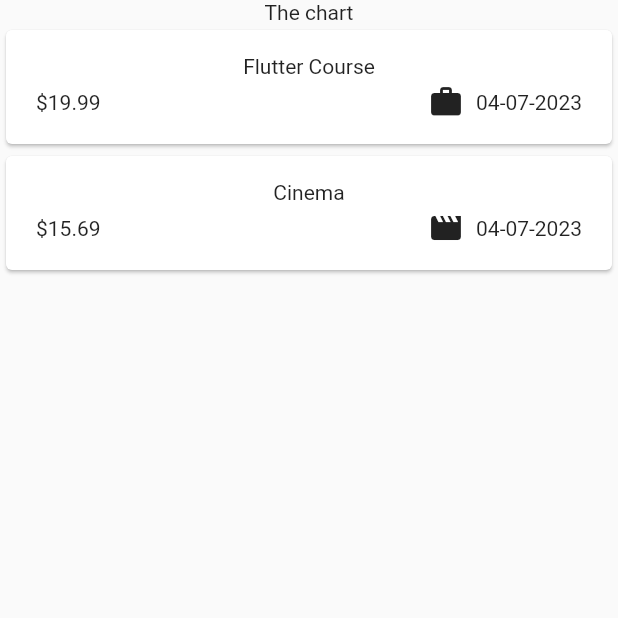
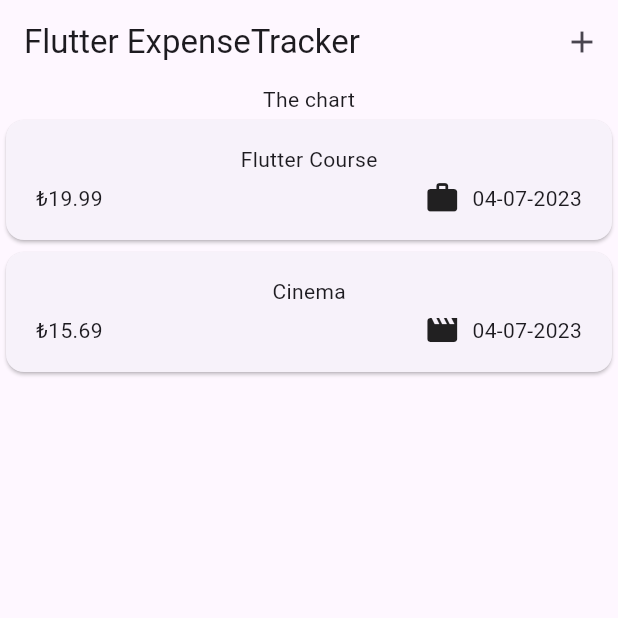
Before and after one commit to GunseliUnsal/expense_tracker_app, a Flutter app: the screen it shows after launch, on a phone screen of 412 x 824 dp, the top half of it. Run offline on Flutter 3.47's test engine with Material 2 defaults, Android fonts, the phone set to English and light mode, and no system bars.

Commit message:
Add NewExpense form widget
Implement NewExpense form widget with input fields for title and amount

```diff
--- a/lib/main.dart
+++ b/lib/main.dart
@@ -4,8 +4,9 @@ import 'widgets/expenses.dart';
 
 void main() {
   runApp(
-    const MaterialApp(
-      home: Expenses(),
+    MaterialApp(
+      theme: ThemeData(useMaterial3: true),
+      home: const Expenses(),
     ),
   );
 }
--- a/lib/widgets/expenses-list/expense_item.dart
+++ b/lib/widgets/expenses-list/expense_item.dart
@@ -16,7 +16,7 @@ class ExpenseItem extends StatelessWidget {
           const SizedBox(height: 4),
           Row(
             children: [
-              Text('\$${expense.amount.toStringAsFixed(2)}'),
+              Text('₺${expense.amount.toStringAsFixed(2)}'),
               const Spacer(),
               Row(
                 children: [
--- a/lib/widgets/expenses.dart
+++ b/lib/widgets/expenses.dart
@@ -1,6 +1,7 @@
 import 'package:flutter/material.dart';
 import 'expenses-list/expenses_list.dart';
 import '../models/expense.dart';
+import 'new_expense.dart';
 
 class Expenses extends StatefulWidget {
   const Expenses({super.key});
@@ -23,9 +24,25 @@ class _ExpensesState extends State<Expenses> {
         category: Category.leisure),
   ];
 
+  void _openAddExpenseOverlay() {
+    showModalBottomSheet(
+      context: context,
+      builder: (ctx) => const NewExpense(),
+    );
+  }
+
   @override
   Widget build(BuildContext context) {
     return Scaffold(
+      appBar: AppBar(
+        title: const Text("Flutter ExpenseTracker"),
+        actions: [
+          IconButton(
+            icon: const Icon(Icons.add),
+            onPressed: _openAddExpenseOverlay,
+          )
+        ],
+      ),
       body: Column(
         children: [
           const Text("The chart"),
```
Also changed, not shown: lib/widgets/new_expense.dart (added, +61 -0 lines).
